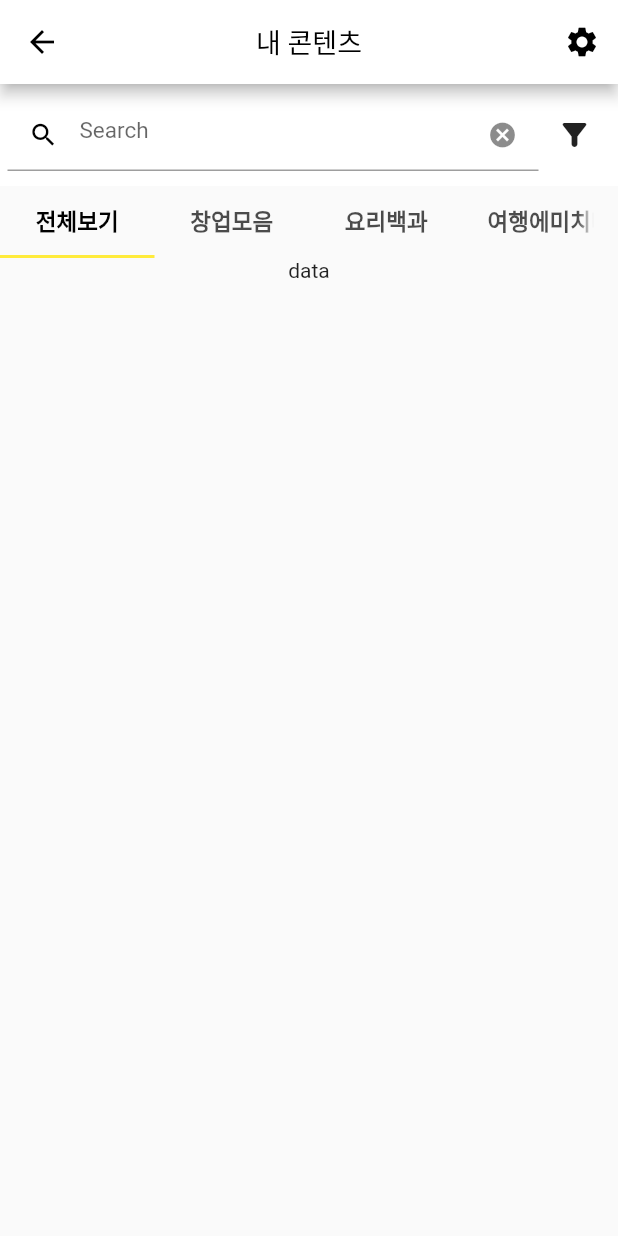
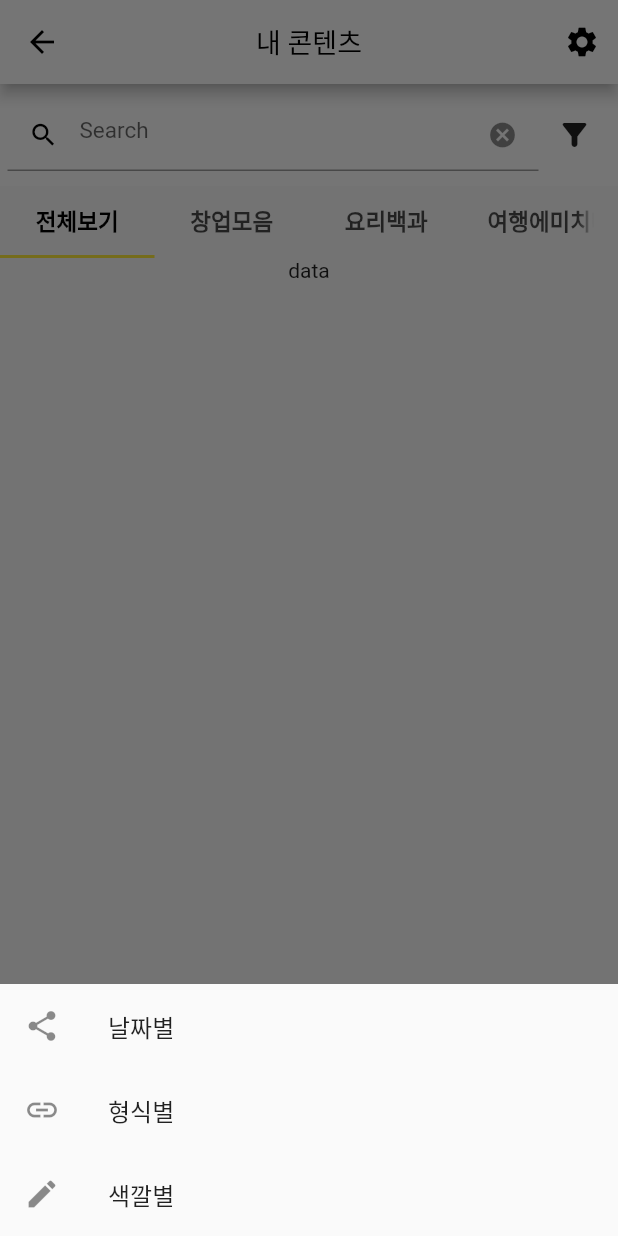
Before and after one commit to Wevivor/Hackathon, a Flutter app: the MyContents screen opened directly, after a tap on the "filter alt" icon, on a phone screen of 412 x 824 dp. Run offline on Flutter 3.47's test engine with Material 2 defaults, Android fonts, the phone set to English and light mode, and no system bars; our stand-ins replace carousel_slider, cloud_firestore, draggable_home, firebase_auth, firebase_core, flutter_signin_button and 1 more; missing offline and left inert: metadata_fetch, receive_sharing_intent; accounts and stored records are empty; network calls fail.

```diff
--- a/lib/widget/search.dart
+++ b/lib/widget/search.dart
@@ -1,4 +1,3 @@
-import 'package:agile_hackathon/widget/filter.dart';
 import 'package:flutter/material.dart';
 
 class Search extends StatefulWidget {
@@ -87,7 +86,29 @@ class _SearchState extends State<Search> {
                 ),
                 IconButton(
                     onPressed: () {
-                      FilterSheet(); //정렬기준
+                      showModalBottomSheet(
+                        context: context,
+                        builder: (context) {
+                          // Using Wrap makes the bottom sheet height the height of the content.
+                          // Otherwise, the height will be half the height of the screen.
+                          return Wrap(
+                            children: [
+                              ListTile(
+                                leading: Icon(Icons.share),
+                                title: Text('날짜별'),
+                              ),
+                              ListTile(
+                                leading: Icon(Icons.link),
+                                title: Text('형식별'),
+                              ),
+                              ListTile(
+                                leading: Icon(Icons.edit),
+                                title: Text('색깔별'),
+                              ),
+                            ],
+                          );
+                        },
+                      ); //정렬기준
                     },
                     icon: Icon(Icons.filter_alt_rounded))
               ],
```
Also changed, not shown: lib/widget/filter.dart (deleted, +0 -48 lines).
